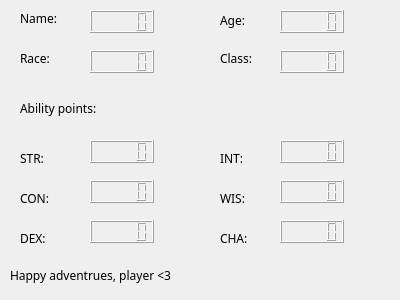
First picture: the form in M2 Python/FinalPrj/Form.ui, repository victoriarog/AmazeenCode2022, before the edit.
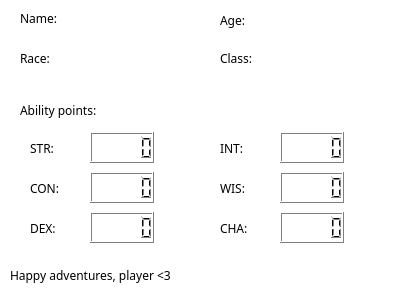
Second picture: the form after the edit.

What changed in the file:
```diff
--- a/M2 Python/FinalPrj/Form.ui
+++ b/M2 Python/FinalPrj/Form.ui
@@ -10,6 +10,421 @@
     <height>300</height>
    </rect>
   </property>
+  <property name="palette">
+   <palette>
+    <active>
+     <colorrole role="WindowText">
+      <brush brushstyle="SolidPattern">
+       <color alpha="255">
+        <red>0</red>
+        <green>0</green>
+        <blue>0</blue>
+       </color>
+      </brush>
+     </colorrole>
+     <colorrole role="Button">
+      <brush brushstyle="SolidPattern">
+       <color alpha="255">
+        <red>255</red>
+        <green>255</green>
+        <blue>255</blue>
+       </color>
+      </brush>
+     </colorrole>
+     <colorrole role="Light">
+      <brush brushstyle="SolidPattern">
+       <color alpha="255">
+        <red>255</red>
+        <green>255</green>
+        <blue>255</blue>
+       </color>
+      </brush>
+     </colorrole>
+     <colorrole role="Midlight">
+      <brush brushstyle="SolidPattern">
+       <color alpha="255">
+        <red>255</red>
+        <green>255</green>
+        <blue>255</blue>
+       </color>
+      </brush>
+     </colorrole>
+     <colorrole role="Dark">
+      <brush brushstyle="SolidPattern">
+       <color alpha="255">
+        <red>127</red>
+        <green>127</green>
+        <blue>127</blue>
+       </color>
+      </brush>
+     </colorrole>
+     <colorrole role="Mid">
+      <brush brushstyle="SolidPattern">
+       <color alpha="255">
+        <red>170</red>
+        <green>170</green>
+        <blue>170</blue>
+       </color>
+      </brush>
+     </colorrole>
+     <colorrole role="Text">
+      <brush brushstyle="SolidPattern">
+       <color alpha="255">
+        <red>0</red>
+        <green>0</green>
+        <blue>0</blue>
+       </color>
+      </brush>
+     </colorrole>
+     <colorrole role="BrightText">
+      <brush brushstyle="SolidPattern">
+       <color alpha="255">
+        <red>255</red>
+        <green>255</green>
+        <blue>255</blue>
+       </color>
+      </brush>
+     </colorrole>
+     <colorrole role="ButtonText">
+      <brush brushstyle="SolidPattern">
+       <color alpha="255">
+        <red>0</red>
+        <green>0</green>
+        <blue>0</blue>
+       </color>
+      </brush>
+     </colorrole>
+     <colorrole role="Base">
+      <brush brushstyle="SolidPattern">
+       <color alpha="255">
+        <red>255</red>
+        <green>255</green>
+        <blue>255</blue>
+       </color>
+      </brush>
+     </colorrole>
+     <colorrole role="Window">
+      <brush brushstyle="SolidPattern">
+       <color alpha="255">
+        <red>255</red>
+        <green>255</green>
+        <blue>255</blue>
+       </color>
+      </brush>
+     </colorrole>
+     <colorrole role="Shadow">
+      <brush brushstyle="SolidPattern">
+       <color alpha="255">
+        <red>0</red>
+        <green>0</green>
+        <blue>0</blue>
+       </color>
+      </brush>
+     </colorrole>
+     <colorrole role="AlternateBase">
+      <brush brushstyle="SolidPattern">
+       <color alpha="255">
+        <red>255</red>
+        <green>255</green>
+        <blue>255</blue>
+       </color>
+      </brush>
+     </colorrole>
+     <colorrole role="ToolTipBase">
+      <brush brushstyle="SolidPattern">
+       <color alpha="255">
+        <red>255</red>
+        <green>255</green>
+        <blue>220</blue>
+       </color>
+      </brush>
+     </colorrole>
+     <colorrole role="ToolTipText">
+      <brush brushstyle="SolidPattern">
+       <color alpha="255">
+        <red>0</red>
+        <green>0</green>
+        <blue>0</blue>
+       </color>
+      </brush>
+     </colorrole>
+    </active>
+    <inactive>
+     <colorrole role="WindowText">
+      <brush brushstyle="SolidPattern">
+       <color alpha="255">
+        <red>0</red>
+        <green>0</green>
+        <blue>0</blue>
+       </color>
+      </brush>
+     </colorrole>
+     <colorrole role="Button">
+      <brush brushstyle="SolidPattern">
+       <color alpha="255">
+        <red>255</red>
+        <green>255</green>
+        <blue>255</blue>
+       </color>
+      </brush>
+     </colorrole>
+     <colorrole role="Light">
+      <brush brushstyle="SolidPattern">
+       <color alpha="255">
+        <red>255</red>
+        <green>255</green>
+        <blue>255</blue>
+       </color>
+      </brush>
+     </colorrole>
+     <colorrole role="Midlight">
+      <brush brushstyle="SolidPattern">
+       <color alpha="255">
+        <red>255</red>
+        <green>255</green>
+        <blue>255</blue>
+       </color>
+      </brush>
+     </colorrole>
+     <colorrole role="Dark">
+      <brush brushstyle="SolidPattern">
+       <color alpha="255">
+        <red>127</red>
+        <green>127</green>
+        <blue>127</blue>
+       </color>
+      </brush>
+     </colorrole>
+     <colorrole role="Mid">
+      <brush brushstyle="SolidPattern">
+       <color alpha="255">
+        <red>170</red>
+        <green>170</green>
+        <blue>170</blue>
+       </color>
+      </brush>
+     </colorrole>
+     <colorrole role="Text">
+      <brush brushstyle="SolidPattern">
+       <color alpha="255">
+        <red>0</red>
+        <green>0</green>
+        <blue>0</blue>
+       </color>
+      </brush>
+     </colorrole>
+     <colorrole role="BrightText">
+      <brush brushstyle="SolidPattern">
+       <color alpha="255">
+        <red>255</red>
+        <green>255</green>
+        <blue>255</blue>
+       </color>
+      </brush>
+     </colorrole>
+     <colorrole role="ButtonText">
+      <brush brushstyle="SolidPattern">
+       <color alpha="255">
+        <red>0</red>
+        <green>0</green>
+        <blue>0</blue>
+       </color>
+      </brush>
+     </colorrole>
+     <colorrole role="Base">
+      <brush brushstyle="SolidPattern">
+       <color alpha="255">
+        <red>255</red>
+        <green>255</green>
+        <blue>255</blue>
+       </color>
+      </brush>
+     </colorrole>
+     <colorrole role="Window">
+      <brush brushstyle="SolidPattern">
+       <color alpha="255">
+        <red>255</red>
+        <green>255</green>
+        <blue>255</blue>
+       </color>
+      </brush>
+     </colorrole>
+     <colorrole role="Shadow">
+      <brush brushstyle="SolidPattern">
+       <color alpha="255">
+        <red>0</red>
+        <green>0</green>
+        <blue>0</blue>
+       </color>
+      </brush>
+     </colorrole>
+     <colorrole role="AlternateBase">
+      <brush brushstyle="SolidPattern">
+       <color alpha="255">
+        <red>255</red>
+        <green>255</green>
+        <blue>255</blue>
+       </color>
+      </brush>
+     </colorrole>
+     <colorrole role="ToolTipBase">
+      <brush brushstyle="SolidPattern">
+       <color alpha="255">
+        <red>255</red>
+        <green>255</green>
+        <blue>220</blue>
+       </color>
+      </brush>
+     </colorrole>
+     <colorrole role="ToolTipText">
+      <brush brushstyle="SolidPattern">
+       <color alpha="255">
+        <red>0</red>
+        <green>0</green>
+        <blue>0</blue>
+       </color>
+      </brush>
+     </colorrole>
+    </inactive>
+    <disabled>
+     <colorrole role="WindowText">
+      <brush brushstyle="SolidPattern">
+       <color alpha="255">
+        <red>127</red>
+        <green>127</green>
+        <blue>127</blue>
+       </color>
+      </brush>
+     </colorrole>
+     <colorrole role="Button">
+      <brush brushstyle="SolidPattern">
+       <color alpha="255">
+        <red>255</red>
+        <green>255</green>
+        <blue>255</blue>
+       </color>
+      </brush>
+     </colorrole>
+     <colorrole role="Light">
+      <brush brushstyle="SolidPattern">
+       <color alpha="255">
+        <red>255</red>
+        <green>255</green>
+        <blue>255</blue>
+       </color>
+      </brush>
+     </colorrole>
+     <colorrole role="Midlight">
+      <brush brushstyle="SolidPattern">
+       <color alpha="255">
+        <red>255</red>
+        <green>255</green>
+        <blue>255</blue>
+       </color>
+      </brush>
+     </colorrole>
+     <colorrole role="Dark">
+      <brush brushstyle="SolidPattern">
+       <color alpha="255">
+        <red>127</red>
+        <green>127</green>
+        <blue>127</blue>
+       </color>
+      </brush>
+     </colorrole>
+     <colorrole role="Mid">
+      <brush brushstyle="SolidPattern">
+       <color alpha="255">
+        <red>170</red>
+        <green>170</green>
+        <blue>170</blue>
+       </color>
+      </brush>
+     </colorrole>
+     <colorrole role="Text">
+      <brush brushstyle="SolidPattern">
+       <color alpha="255">
+        <red>127</red>
+        <green>127</green>
+        <blue>127</blue>
+       </color>
+      </brush>
+     </colorrole>
+     <colorrole role="BrightText">
+      <brush brushstyle="SolidPattern">
+       <color alpha="255">
+        <red>255</red>
+        <green>255</green>
+        <blue>255</blue>
+       </color>
+      </brush>
+     </colorrole>
+     <colorrole role="ButtonText">
+      <brush brushstyle="SolidPattern">
+       <color alpha="255">
+        <red>127</red>
+        <green>127</green>
+        <blue>127</blue>
+       </color>
+      </brush>
+     </colorrole>
+     <colorrole role="Base">
+      <brush brushstyle="SolidPattern">
+       <color alpha="255">
+        <red>255</red>
+        <green>255</green>
+        <blue>255</blue>
+       </color>
+      </brush>
+     </colorrole>
+     <colorrole role="Window">
+      <brush brushstyle="SolidPattern">
+       <color alpha="255">
+        <red>255</red>
+        <green>255</green>
+        <blue>255</blue>
+       </color>
+      </brush>
+     </colorrole>
+     <colorrole role="Shadow">
+      <brush brushstyle="SolidPattern">
+       <color alpha="255">
+        <red>0</red>
+        <green>0</green>
+        <blue>0</blue>
+       </color>
+      </brush>
+     </colorrole>
+     <colorrole role="AlternateBase">
+      <brush brushstyle="SolidPattern">
+       <color alpha="255">
+        <red>255</red>
+        <green>255</green>
+        <blue>255</blue>
+       </color>
+      </brush>
+     </colorrole>
+     <colorrole role="ToolTipBase">
+      <brush brushstyle="SolidPattern">
+       <color alpha="255">
+        <red>255</red>
+        <green>255</green>
+        <blue>220</blue>
+       </color>
+      </brush>
+     </colorrole>
+     <colorrole role="ToolTipText">
+      <brush brushstyle="SolidPattern">
+       <color alpha="255">
+        <red>0</red>
+        <green>0</green>
+        <blue>0</blue>
+       </color>
+      </brush>
+     </colorrole>
+    </disabled>
+   </palette>
+  </property>
   <property name="windowTitle">
    <string>Stats for you &lt;3</string>
   </property>
@@ -91,7 +506,7 @@
      <x>20</x>
      <y>100</y>
      <width>161</width>
-     <height>16</height>
+     <height>21</height>
     </rect>
    </property>
    <property name="font">
@@ -106,8 +521,8 @@
   <widget class="QLabel" name="label_6">
    <property name="geometry">
     <rect>
-     <x>20</x>
-     <y>150</y>
+     <x>30</x>
+     <y>140</y>
      <width>55</width>
      <height>16</height>
     </rect>
@@ -124,8 +539,8 @@
   <widget class="QLabel" name="label_7">
    <property name="geometry">
     <rect>
-     <x>20</x>
-     <y>190</y>
+     <x>30</x>
+     <y>180</y>
      <width>55</width>
      <height>16</height>
     </rect>
@@ -142,8 +557,8 @@
   <widget class="QLabel" name="label_8">
    <property name="geometry">
     <rect>
-     <x>20</x>
-     <y>230</y>
+     <x>30</x>
+     <y>220</y>
      <width>55</width>
      <height>16</height>
     </rect>
@@ -161,7 +576,7 @@
    <property name="geometry">
     <rect>
      <x>220</x>
-     <y>150</y>
+     <y>140</y>
      <width>55</width>
      <height>16</height>
     </rect>
@@ -179,7 +594,7 @@
    <property name="geometry">
     <rect>
      <x>220</x>
-     <y>190</y>
+     <y>180</y>
      <width>55</width>
      <height>16</height>
     </rect>
@@ -197,7 +612,7 @@
    <property name="geometry">
     <rect>
      <x>220</x>
-     <y>230</y>
+     <y>220</y>
      <width>55</width>
      <height>16</height>
     </rect>
@@ -226,86 +641,63 @@
     </font>
    </property>
    <property name="text">
-    <string>Happy adventrues, player &lt;3</string>
-   </property>
-  </widget>
-  <widget class="QLCDNumber" name="disName">
-   <property name="geometry">
-    <rect>
-     <x>90</x>
-     <y>10</y>
-     <width>64</width>
-     <height>23</height>
-    </rect>
-   </property>
-  </widget>
-  <widget class="QLCDNumber" name="disRace">
-   <property name="geometry">
-    <rect>
-     <x>90</x>
-     <y>50</y>
-     <width>64</width>
-     <height>23</height>
-    </rect>
-   </property>
-  </widget>
-  <widget class="QLCDNumber" name="disAge">
-   <property name="geometry">
-    <rect>
-     <x>280</x>
-     <y>10</y>
-     <width>64</width>
-     <height>23</height>
-    </rect>
-   </property>
-  </widget>
-  <widget class="QLCDNumber" name="disClass">
-   <property name="geometry">
-    <rect>
-     <x>280</x>
-     <y>50</y>
-     <width>64</width>
-     <height>23</height>
-    </rect>
+    <string>Happy adventures, player &lt;3</string>
    </property>
   </widget>
   <widget class="QLCDNumber" name="disSTR">
    <property name="geometry">
     <rect>
      <x>90</x>
-     <y>140</y>
+     <y>132</y>
      <width>64</width>
-     <height>23</height>
+     <height>31</height>
     </rect>
    </property>
+   <property name="font">
+    <font>
+     <family>8514oem</family>
+     <weight>75</weight>
+     <bold>true</bold>
+    </font>
+   </property>
   </widget>
   <widget class="QLCDNumber" name="disCON">
    <property name="geometry">
     <rect>
      <x>90</x>
-     <y>180</y>
+     <y>172</y>
      <width>64</width>
-     <height>23</height>
+     <height>31</height>
     </rect>
    </property>
+   <property name="font">
+    <font>
+     <family>8514oem</family>
+    </font>
+   </property>
   </widget>
   <widget class="QLCDNumber" name="disDEX">
    <property name="geometry">
     <rect>
      <x>90</x>
-     <y>220</y>
+     <y>212</y>
      <width>64</width>
-     <height>23</height>
+     <height>31</height>
     </rect>
    </property>
+   <property name="font">
+    <font>
+     <family>8514oem</family>
+    </font>
+   </property>
   </widget>
   <widget class="QLCDNumber" name="disINT">
    <property name="geometry">
     <rect>
      <x>280</x>
-     <y>140</y>
+     <y>132</y>
      <width>64</width>
-     <height>23</height>
+     <height>31</height>
     </rect>
    </property>
   </widget>
@@ -313,9 +705,9 @@
    <property name="geometry">
     <rect>
      <x>280</x>
-     <y>180</y>
+     <y>172</y>
      <width>64</width>
-     <height>23</height>
+     <height>31</height>
     </rect>
    </property>
   </widget>
@@ -323,12 +715,84 @@
    <property name="geometry">
     <rect>
      <x>280</x>
-     <y>220</y>
+     <y>212</y>
      <width>64</width>
-     <height>23</height>
+     <height>31</height>
     </rect>
    </property>
   </widget>
+  <widget class="QLabel" name="disName">
+   <property name="geometry">
+    <rect>
+     <x>100</x>
+     <y>10</y>
+     <width>91</width>
+     <height>21</height>
+    </rect>
+   </property>
+   <property name="font">
+    <font>
+     <family>8514oem</family>
+    </font>
+   </property>
+   <property name="text">
+    <string/>
+   </property>
+  </widget>
+  <widget class="QLabel" name="disRace">
+   <property name="geometry">
+    <rect>
+     <x>100</x>
+     <y>50</y>
+     <width>91</width>
+     <height>21</height>
+    </rect>
+   </property>
+   <property name="font">
+    <font>
+     <family>8514oem</family>
+    </font>
+   </property>
+   <property name="text">
+    <string/>
+   </property>
+  </widget>
+  <widget class="QLabel" name="disAge">
+   <property name="geometry">
+    <rect>
+     <x>290</x>
+     <y>10</y>
+     <width>91</width>
+     <height>21</height>
+    </rect>
+   </property>
+   <property name="font">
+    <font>
+     <family>8514oem</family>
+    </font>
+   </property>
+   <property name="text">
+    <string/>
+   </property>
+  </widget>
+  <widget class="QLabel" name="disClass">
+   <property name="geometry">
+    <rect>
+     <x>290</x>
+     <y>50</y>
+     <width>91</width>
+     <height>21</height>
+    </rect>
+   </property>
+   <property name="font">
+    <font>
+     <family>8514oem</family>
+    </font>
+   </property>
+   <property name="text">
+    <string/>
+   </property>
+  </widget>
  </widget>
  <resources/>
  <connections/>
```
